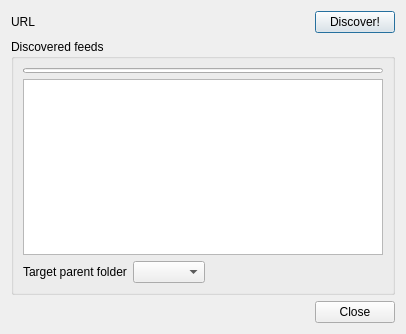
This is src/librssguard/services/standard/gui/formdiscoverfeeds.ui in martinrotter/rssguard as Qt 5 draws it before an edit. The edited form follows.
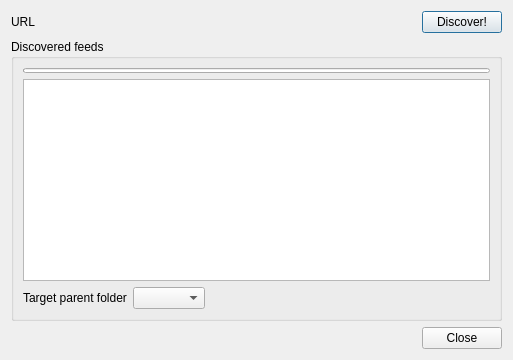
This is the edited form. Custom widgets are drawn as their Qt base class.

Patch:
```diff
--- a/src/librssguard/services/standard/gui/formdiscoverfeeds.ui
+++ b/src/librssguard/services/standard/gui/formdiscoverfeeds.ui
@@ -6,8 +6,8 @@
    <rect>
     <x>0</x>
     <y>0</y>
-    <width>406</width>
-    <height>334</height>
+    <width>513</width>
+    <height>360</height>
    </rect>
   </property>
   <property name="windowTitle">
```
